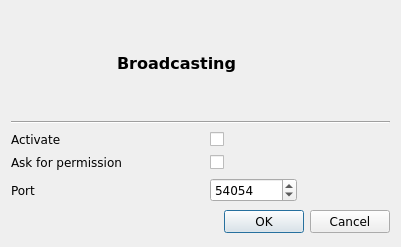
Old version of the form branches/sayonara-885/src/GUI/broadcasting/GUI_BroadcastSetup.ui in the repository shahid334/sayonara-player.
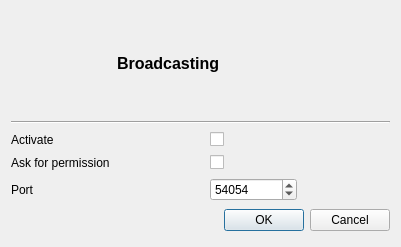
New version of the form. Icons and pictures are not drawn.

```diff
--- a/branches/sayonara-885/src/GUI/broadcasting/GUI_BroadcastSetup.ui
+++ b/branches/sayonara-885/src/GUI/broadcasting/GUI_BroadcastSetup.ui
@@ -46,11 +46,6 @@
    </item>
    <item row="6" column="0" colspan="4">
     <widget class="QDialogButtonBox" name="buttonBox">
-     <property name="font">
-      <font>
-       <family>DejaVu Sans</family>
-      </font>
-     </property>
      <property name="orientation">
       <enum>Qt::Horizontal</enum>
      </property>
@@ -61,11 +56,6 @@
    </item>
    <item row="2" column="0">
     <widget class="QLabel" name="label_2">
-     <property name="font">
-      <font>
-       <family>DejaVu Sans</family>
-      </font>
-     </property>
      <property name="text">
       <string>Activate</string>
      </property>
@@ -97,11 +87,6 @@
    </item>
    <item row="4" column="0" colspan="2">
     <widget class="QLabel" name="label_3">
-     <property name="font">
-      <font>
-       <family>DejaVu Sans</family>
-      </font>
-     </property>
      <property name="text">
       <string>Ask for permission</string>
      </property>
@@ -121,11 +106,6 @@
    </item>
    <item row="5" column="2">
     <widget class="QSpinBox" name="sb_port">
-     <property name="font">
-      <font>
-       <family>DejaVu Sans</family>
-      </font>
-     </property>
      <property name="maximum">
       <number>65535</number>
      </property>
@@ -136,11 +116,6 @@
    </item>
    <item row="5" column="0">
     <widget class="QLabel" name="label">
-     <property name="font">
-      <font>
-       <family>DejaVu Sans</family>
-      </font>
-     </property>
      <property name="text">
       <string>Port</string>
      </property>
@@ -150,7 +125,6 @@
     <widget class="QLabel" name="label_4">
      <property name="font">
       <font>
-       <family>DejaVu Sans</family>
        <pointsize>12</pointsize>
        <weight>75</weight>
        <bold>true</bold>
```
Left out of the diff: 20 changed lines with no effect on the pictures.
